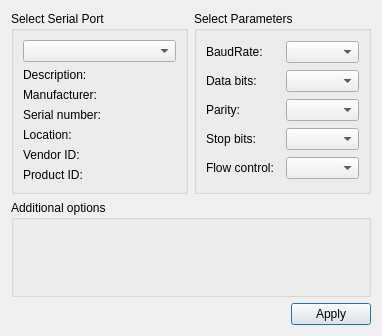
oliveirafhm/NCCSystem, file non_contact_tremor/settingsdialog.ui: the form before one commit.
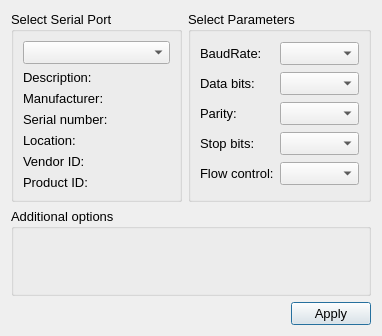
The form after the commit.

What changed in the file:
```diff
--- a/non_contact_tremor/settingsdialog.ui
+++ b/non_contact_tremor/settingsdialog.ui
@@ -13,6 +13,11 @@
     <height>336</height>
    </rect>
   </property>
+  <property name="font">
+   <font>
+    <pointsize>10</pointsize>
+   </font>
+  </property>
   <property name="windowTitle">
    <string>Serial port settings</string>
   </property>
```
